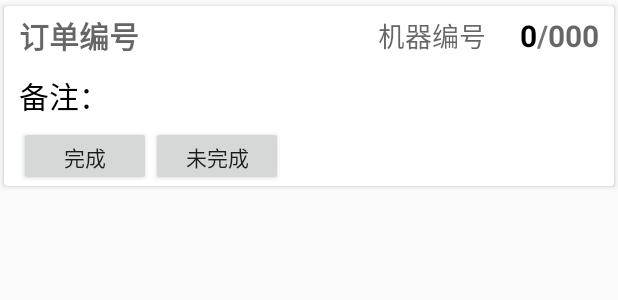
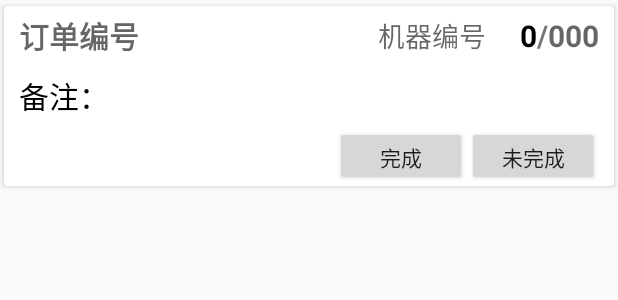
Before and after one commit to wu-xuemin/SSPROCESS, an Android app: the layout item_install_actual.xml on its own in the app's theme, with its tools: preview values and no code run, on a phone screen of 412 x 824 dp. Shown: the top 300 px of the screen. Run offline under Robolectric (Android 15) with nearby library versions, the phone set to English and light mode, and no system bars.

Commit message:
修改扫码结果页面

```diff
--- a/app/src/main/res/layout/item_install_actual.xml
+++ b/app/src/main/res/layout/item_install_actual.xml
@@ -111,7 +111,8 @@
             android:layout_weight="1"
             android:paddingLeft="10dp"
             android:paddingRight="10dp"
-            android:orientation="horizontal">
+            android:orientation="horizontal"
+            android:gravity="end">
             <Button
                 android:layout_width="wrap_content"
                 android:layout_height="wrap_content"
```
Also changed, not shown: app/src/main/java/com/example/nan/ssprocess/ui/activity/InstallActualActivity.java (+6 -4 lines).
